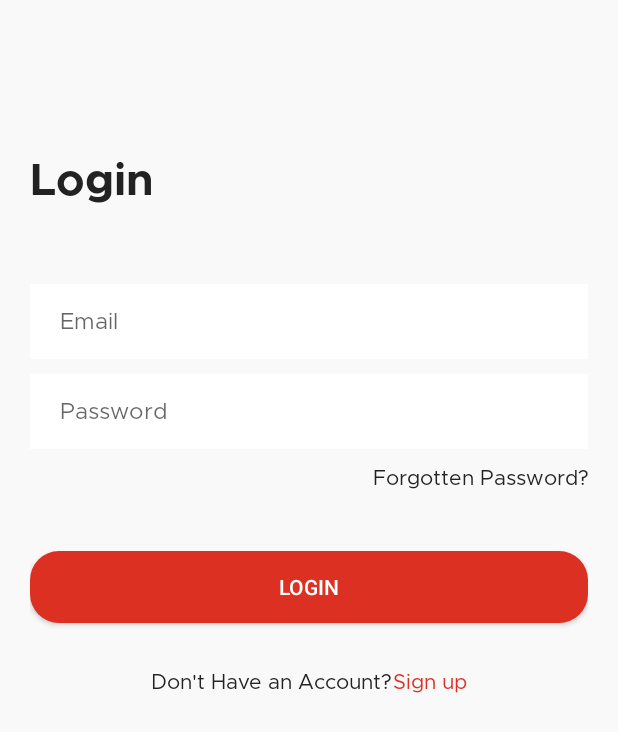
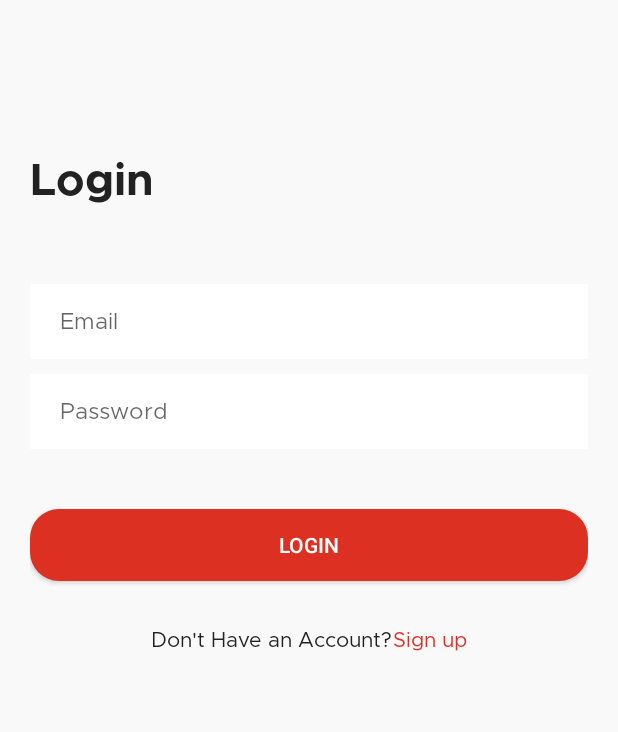
Before and after one commit to alqaswa/Malal, an Android app: the screen it shows after launch (MainActivity), after a tap on "GET STARTED", on a phone screen of 412 x 824 dp. Shown: the top 732 px of the screen. Run offline under Robolectric (Android 15) with nearby library versions, the phone set to English and light mode, and no system bars; our stand-ins replace Dagger/Hilt's generated code, Firebase (no records; nobody signed in at launch, a user with empty details on screens opened directly), data binding, navigation-ui, sdp/ssp sizes; libraries missing offline, so code that uses them is left out: com.razorpay; pictures from the network do not load.

Commit message:
remove forget textview from login fragment

```diff
--- a/app/src/main/java/com/example/malal/data/repository/AuthenticationRepository.kt
+++ b/app/src/main/java/com/example/malal/data/repository/AuthenticationRepository.kt
@@ -155,8 +155,6 @@ class AuthenticationRepository @Inject constructor(private val sharedPreferenceH
     }
 
 
-
-
     fun getUserInformation(userInfoLiveData: MutableLiveData<Resource<UserInfoModel>>)
     {
         firebaseFirestore.collection(USERS_COLLECTION).document(userUid)
--- a/app/src/main/java/com/example/malal/presentation/fragment/main/AccountFragment.kt
+++ b/app/src/main/java/com/example/malal/presentation/fragment/main/AccountFragment.kt
@@ -7,6 +7,7 @@ import android.graphics.Bitmap
 import android.net.Uri
 import android.os.Bundle
 import android.provider.MediaStore
+import android.util.Log
 import android.view.LayoutInflater
 import android.view.View
 import android.view.ViewGroup
@@ -49,9 +50,7 @@ class AccountFragment:Fragment()
     @Named(LOADING_ANNOTATION)
     lateinit var loadingDialog:Dialog
 
-    override fun onCreateView(inflater:LayoutInflater,
-        container:ViewGroup?,
-        savedInstanceState:Bundle?):View?
+    override fun onCreateView(inflater:LayoutInflater, container:ViewGroup?, savedInstanceState:Bundle?):View?
     {
         binding=DataBindingUtil.inflate(inflater, R.layout.fragment_account, container, false)
         binding.fragment=this
--- a/app/src/main/java/com/example/malal/viewmodel/UserInfoViewModel.kt
+++ b/app/src/main/java/com/example/malal/viewmodel/UserInfoViewModel.kt
@@ -28,7 +28,8 @@ class UserInfoViewModel @Inject constructor(private val authenticationRepository
         getUserAddress()
     }
 
-    private fun getUserInformation(){
+    private fun getUserInformation()
+    {
         viewModelScope.launch(Dispatchers.IO) {
             authenticationRepository.getUserInformation(_userInformation)
         }
--- a/app/src/main/res/layout/fragment_login.xml
+++ b/app/src/main/res/layout/fragment_login.xml
@@ -94,19 +94,6 @@
                 android:layout_marginTop="5dp"
                 tools:ignore="SmallSp" />
 
-            <androidx.appcompat.widget.AppCompatTextView
-                android:id="@+id/forgottenPassTv"
-                android:layout_width="match_parent"
-                android:layout_height="wrap_content"
-                android:fontFamily="@font/metropolis_regular"
-                android:text="@string/forgotten_password"
-                android:layout_marginTop="10dp"
-                android:gravity="end"
-                android:textColor="@color/mainText"
-                android:textSize="14sp"
-                app:layout_constraintStart_toStartOf="parent"
-                app:layout_constraintTop_toTopOf="parent" />
-
 
             <androidx.appcompat.widget.AppCompatButton
                 android:id="@+id/loginBtn"
```
